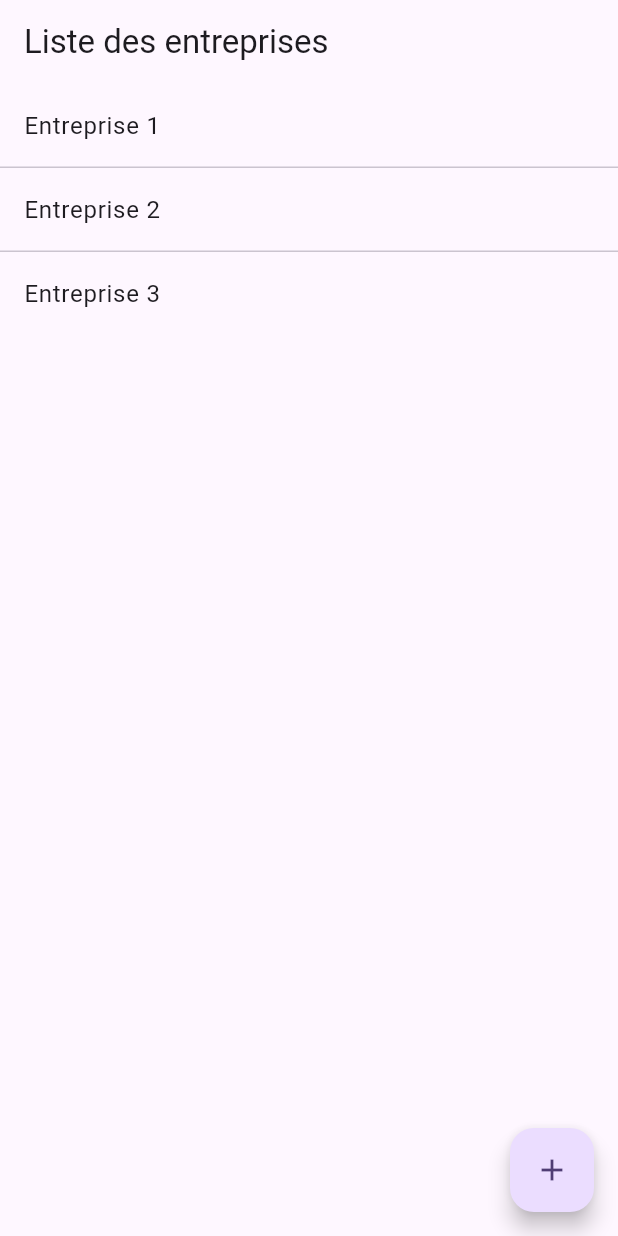
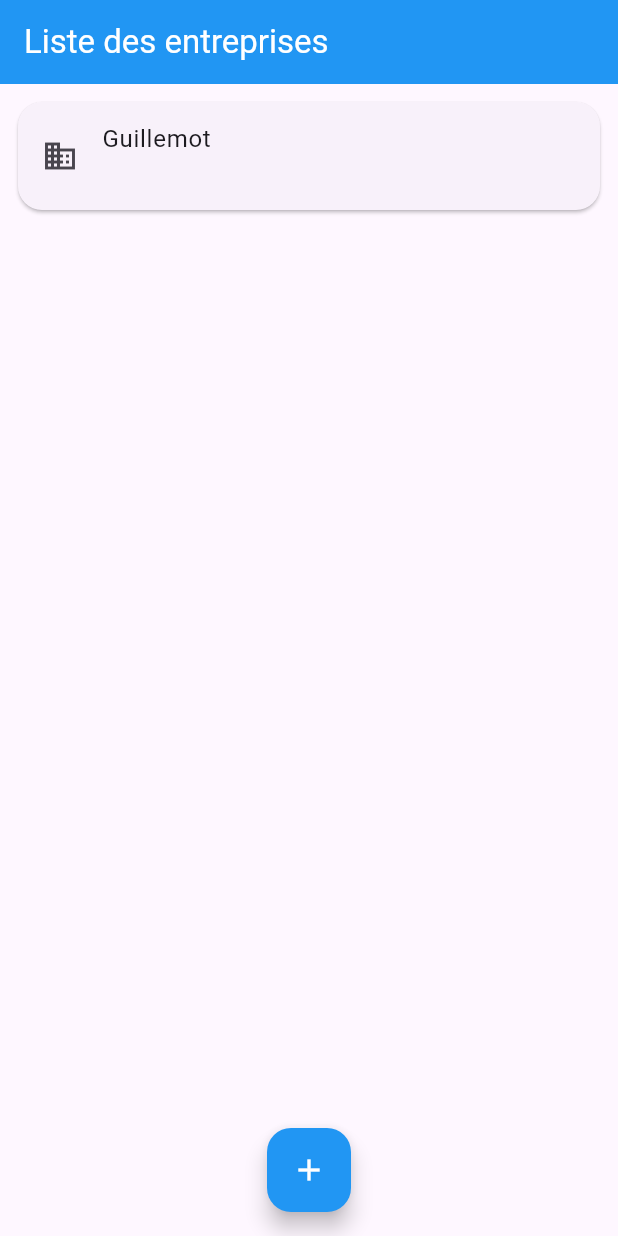
Before and after one commit to mthsgl/projet-flutter, a Flutter app: the screen it shows after launch, on a phone screen of 412 x 824 dp. Run offline on Flutter 3.47's test engine with Material 3 defaults, Android fonts, the phone set to English and light mode, and no system bars.

```diff
--- a/lib/main.dart
+++ b/lib/main.dart
@@ -1,4 +1,6 @@
-import 'package:android_studio/ui/screens/Home.dart';
+import 'package:android_studio/ui/screens/add_company.dart';
+import 'package:android_studio/ui/screens/home.dart';
+import 'package:android_studio/ui/screens/search_address.dart';
 import 'package:flutter/material.dart';
 
 void main() {
@@ -12,27 +14,19 @@ class MyApp extends StatelessWidget {
   @override
   Widget build(BuildContext context) {
     return MaterialApp(
+      debugShowCheckedModeBanner: false,
       title: 'Flutter Demo',
       theme: ThemeData(
-        // This is the theme of your application.
-        //
-        // TRY THIS: Try running your application with "flutter run". You'll see
-        // the application has a purple toolbar. Then, without quitting the app,
-        // try changing the seedColor in the colorScheme below to Colors.green
-        // and then invoke "hot reload" (save your changes or press the "hot
-        // reload" button in a Flutter-supported IDE, or press "r" if you used
-        // the command line to start the app).
-        //
-        // Notice that the counter didn't reset back to zero; the application
-        // state is not lost during the reload. To reset the state, use hot
-        // restart instead.
-        //
-        // This works for code too, not just values: Most code changes can be
-        // tested with just a hot reload.
         colorScheme: ColorScheme.fromSeed(seedColor: Colors.deepPurple),
         useMaterial3: true,
       ),
       home: const Home(),
+      routes: {
+        '/home' : (context) => const Home(),
+        '/add_company': (context) => const AddCompany(),
+        '/search_address' : (context) => const SearchAddress()
+      }
+
     );
   }
 }
--- a/lib/models/Company.dart
+++ /dev/null
@@ -1,5 +0,0 @@
-class Company {
-  final String name;
-
-  const Company (this.name);
-}
--- /dev/null
+++ b/lib/models/company.dart
@@ -0,0 +1,8 @@
+import 'address.dart';
+
+class Company {
+  final String name;
+  final Address address;
+
+  const Company (this.name, this.address);
+}
--- a/lib/ui/screens/Home.dart
+++ /dev/null
@@ -1,46 +0,0 @@
-import 'package:android_studio/ui/screens/AddCompany.dart';
-import 'package:flutter/material.dart';
-
-import '../../models/Company.dart';
-
-class Home extends StatelessWidget {
-
-  const Home({Key? key}): super(key: key);
-  final List<Company> _companies = const [
-    Company('Entreprise 1'),
-    Company('Entreprise 2'),
-    Company('Entreprise 3'),
-  ];
-
-
-  @override
-  Widget build(BuildContext context) {
-    return Scaffold(
-        appBar: AppBar(
-          title: const Text('Liste des entreprises'),
-        ),
-        body: Container(
-          child: ListView.separated(
-              itemCount: _companies.length, // à remplacer,
-              itemBuilder: (context, index) {
-                final company = _companies[index];
-                return ListTile(
-                  title: Text(company.name)
-                );
-              },
-              separatorBuilder: (BuildContext context, int index) {
-                return const Divider(height: 0);
-            },
-          ),
-        ),
-        floatingActionButton: FloatingActionButton(
-          onPressed: ()  {
-            Navigator.of(context).push(
-              MaterialPageRoute(builder: (context) => AddCompany())
-            );
-          },
-          child: const Icon(Icons.add),
-        ),
-    );
-  }
-}
--- /dev/null
+++ b/lib/ui/screens/home.dart
@@ -0,0 +1,62 @@
+import 'package:android_studio/ui/screens/add_company.dart';
+import 'package:flutter/material.dart';
+
+import '../../models/address.dart';
+import '../../models/company.dart';
+
+class Home extends StatefulWidget {
+  const Home({Key? key}) : super(key: key);
+
+  @override
+  State<Home> createState() => _HomeState();
+}
+
+class _HomeState extends State<Home> {
+  final List<Company> _companies =  [
+    Company('Guillemot', Address('2 Rue du Chêne Héleuc', 'Carentoir','56910' )),
+  ];
+
+  @override
+  Widget build(BuildContext context) {
+    return Scaffold(
+      appBar: AppBar(
+        title: const Text('Liste des entreprises'),
+        backgroundColor: Colors.blue,
+        foregroundColor: Colors.white,
+      ),
+      body: ListView.builder(
+        itemCount: _companies.length, // à remplacer,
+        itemBuilder: (context, index) {
+          final company = _companies[index];
+          return Padding(
+            padding: const EdgeInsets.all(8.0),
+            child: Card(
+              shape: RoundedRectangleBorder(
+                borderRadius: BorderRadius.circular(16.0),
+              ),
+              child: ListTile(
+                leading: Icon(Icons.business),
+                title: Text(company.name),
+                subtitle: Text(company.address.toString()),
+              ),
+            ),
+          );
+        },
+      ),
+      floatingActionButton: FloatingActionButton(
+        backgroundColor: Colors.blue,
+        foregroundColor: Colors.white,
+        onPressed: () async {
+          final Company? newCompany = await Navigator.pushNamed(context, '/add_company') as Company;
+          if (newCompany != null){
+            setState(() {
+              _companies.add(newCompany);
+            });
+          }
+        },
+        child: const Icon(Icons.add),
+      ),
+      floatingActionButtonLocation: FloatingActionButtonLocation.centerFloat,
+    );
+  }
+}
--- a/pubspec.yaml
+++ b/pubspec.yaml
@@ -35,6 +35,7 @@ dependencies:
   # The following adds the Cupertino Icons font to your application.
   # Use with the CupertinoIcons class for iOS style icons.
   cupertino_icons: ^1.0.8
+  http: ^1.2.2
 
 dev_dependencies:
   flutter_test:
```
Also changed, not shown: lib/ui/screens/AddCompany.dart (deleted, +0 -25 lines), lib/ui/screens/add_company.dart (added, +113 -0 lines), pubspec.lock.
